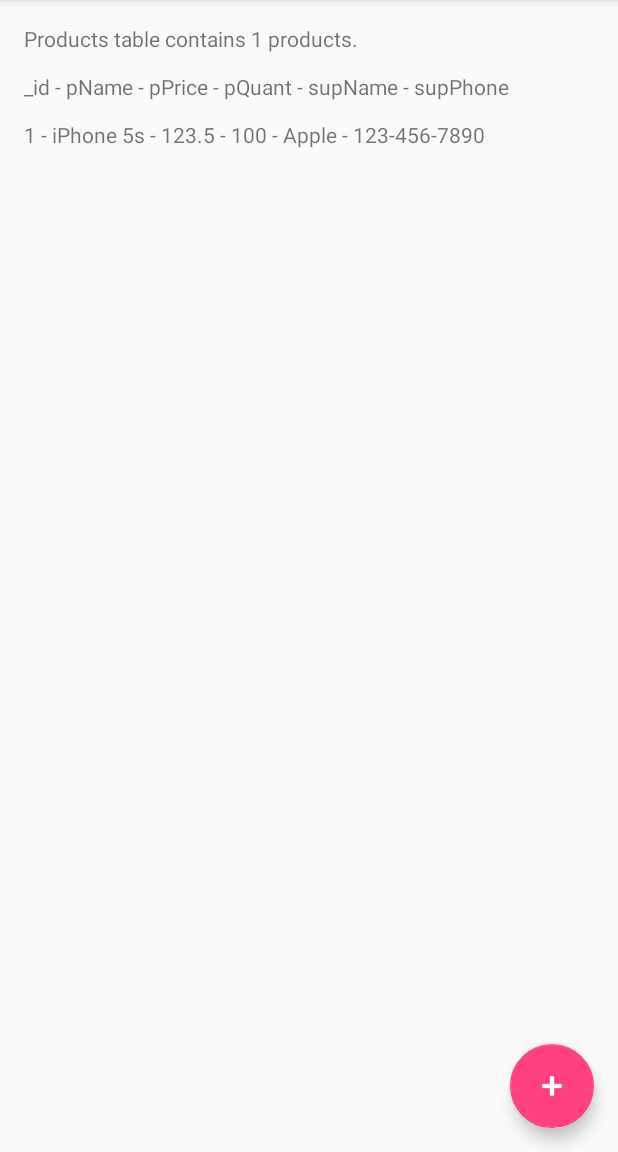
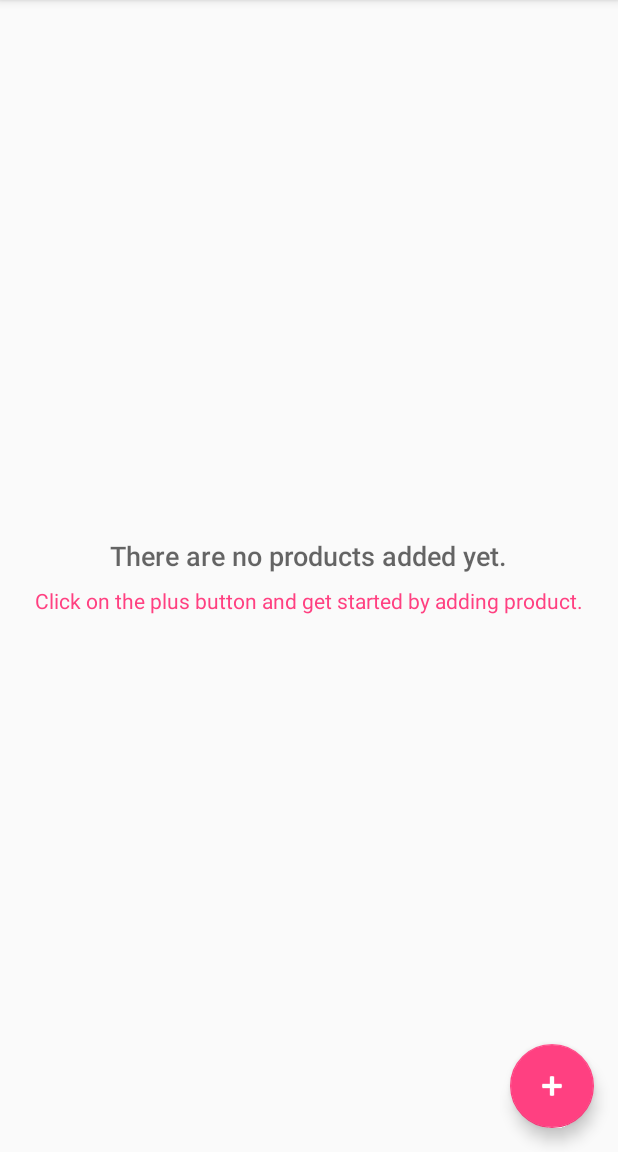
Before and after one commit to GregoryWilusz/ABND_InventoryApp, an Android app: the screen it shows after launch (InventoryActivity), in the options menu, after a tap on "Add dummy product", on a phone screen of 412 x 824 dp, the part 84-1236 px from its top. Run offline under Robolectric (Android 15) with nearby library versions, the phone set to English and light mode, and no system bars; our stand-ins replace ButterKnife.

Commit message:
Added list item view, and empty view

```diff
--- a/app/src/main/java/com/example/android/inventoryapp/InventoryActivity.java
+++ b/app/src/main/java/com/example/android/inventoryapp/InventoryActivity.java
@@ -24,7 +24,7 @@ import butterknife.OnClick;
 public class InventoryActivity extends AppCompatActivity {
 
     @BindView(R.id.fab_add_inventory_item) FloatingActionButton fab;
-    @BindView(R.id.text_view_inventory) TextView dataBaseInfoTextView;
+    //@BindView(R.id.text_view_inventory) TextView dataBaseInfoTextView;
 
     private InventoryDbHelper mInventoryDbHelper;
 
@@ -64,13 +64,13 @@ public class InventoryActivity extends AppCompatActivity {
 
         try {
             // Create a table's number of records title and the header.
-            dataBaseInfoTextView.setText(String.format("%s %d %s", getString(R.string.table_contains), cursor.getCount(), getString(R.string.products)));
-            dataBaseInfoTextView.append(ProductEntry._ID + " - " +
-            ProductEntry.COLUMN_PRODUCT_NAME + " - " +
-            ProductEntry.COLUMN_PRODUCT_PRICE + " - " +
-            ProductEntry.COLUMN_PRODUCT_QUANTITY + " - " +
-            ProductEntry.COLUMN_SUPPLIER_NAME + " - " +
-            ProductEntry.COLUMN_SUPPLIER_PHONE + "\n");
+//            dataBaseInfoTextView.setText(String.format("%s %d %s", getString(R.string.table_contains), cursor.getCount(), getString(R.string.products)));
+//            dataBaseInfoTextView.append(ProductEntry._ID + " - " +
+//            ProductEntry.COLUMN_PRODUCT_NAME + " - " +
+//            ProductEntry.COLUMN_PRODUCT_PRICE + " - " +
+//            ProductEntry.COLUMN_PRODUCT_QUANTITY + " - " +
+//            ProductEntry.COLUMN_SUPPLIER_NAME + " - " +
+//            ProductEntry.COLUMN_SUPPLIER_PHONE + "\n");
 
             // Match the index of each column
             int idColumnIndex = cursor.getColumnIndex(ProductEntry._ID);
@@ -89,12 +89,12 @@ public class InventoryActivity extends AppCompatActivity {
                 String currentSupplierName = cursor.getString(supplierNameColumnIndex);
                 String currentSupplierPhone = cursor.getString(supplierPhoneColumnIndex);
 
-                dataBaseInfoTextView.append("\n" + currentId + " - " +
-                        currentProductName + " - " +
-                        currentProductPrice + " - " +
-                        currentProductQuantity + " - " +
-                        currentSupplierName + " - " +
-                        currentSupplierPhone);
+//                dataBaseInfoTextView.append("\n" + currentId + " - " +
+//                        currentProductName + " - " +
+//                        currentProductPrice + " - " +
+//                        currentProductQuantity + " - " +
+//                        currentSupplierName + " - " +
+//                        currentSupplierPhone);
             }
         } finally {
             cursor.close();
--- a/app/src/main/res/layout/activity_inventory.xml
+++ b/app/src/main/res/layout/activity_inventory.xml
@@ -5,11 +5,40 @@
     android:layout_height="match_parent"
     tools:context=".InventoryActivity">
 
-    <TextView
-        android:id="@+id/text_view_inventory"
+    <ListView
+        android:id="@+id/list_view"
         android:layout_width="match_parent"
-        android:layout_height="match_parent"
-        android:padding="@dimen/standard_app_padding_margin"/>
+        android:layout_height="wrap_content" />
+
+    <!-- Empty view for the list view -->
+    <RelativeLayout
+        android:id="@+id/empty_view"
+        android:layout_width="wrap_content"
+        android:layout_height="wrap_content"
+        android:layout_centerInParent="true">
+
+        <TextView
+            android:id="@+id/empty_view_title"
+            android:layout_width="wrap_content"
+            android:layout_height="wrap_content"
+            android:layout_centerHorizontal="true"
+            android:textAppearance="@style/TextAppearance.AppCompat.Medium"
+            android:fontFamily="sans-serif-medium"
+            android:text="@string/empty_view_title_text"/>
+
+        <TextView
+            android:id="@+id/empty_view_subtitle"
+            android:layout_width="wrap_content"
+            android:layout_height="wrap_content"
+            android:layout_centerHorizontal="true"
+            android:textAppearance="@style/TextAppearance.AppCompat.Small"
+            android:paddingTop="@dimen/label_padding"
+            android:layout_below="@+id/empty_view_title"
+            android:fontFamily="sans-serif"
+            android:textColor="@color/colorAccent"
+            android:text="@string/empty_view_subtitle_text"/>
+
+    </RelativeLayout>
 
     <android.support.design.widget.FloatingActionButton
         android:id="@+id/fab_add_inventory_item"
--- a/app/src/main/res/values/strings.xml
+++ b/app/src/main/res/values/strings.xml
@@ -15,4 +15,10 @@
     <string name="supplier_label">Supplier</string>
     <string name="table_contains">Products table contains</string>
     <string name="products">products.\n\n</string>
+
+    <!-- Title text for the empty view, which explains situation met by the user [CHAR LIMIT=50] -->
+    <string name="empty_view_title_text">There are no products added yet.</string>
+
+    <!-- Subtitle text for the empty view that prompts the user to add a product [CHAR LIMIT=50] -->
+    <string name="empty_view_subtitle_text">Click on the "plus" button and get started by adding product.</string>
 </resources>
```
Also changed, not shown: app/src/main/java/com/example/android/inventoryapp/data/InventoryContract.java (+5 -5 lines), app/src/main/res/layout/list_item.xml (added, +56 -0 lines).
